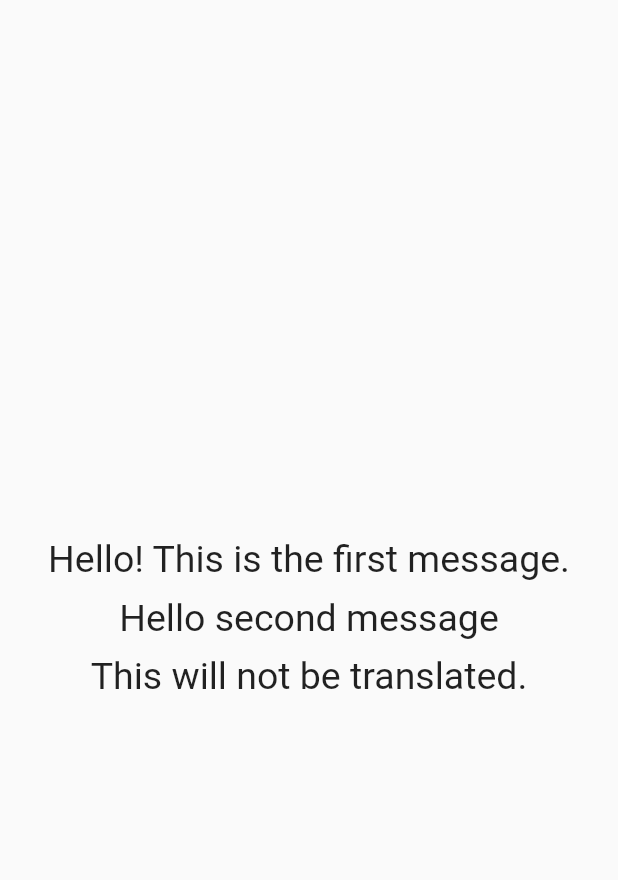
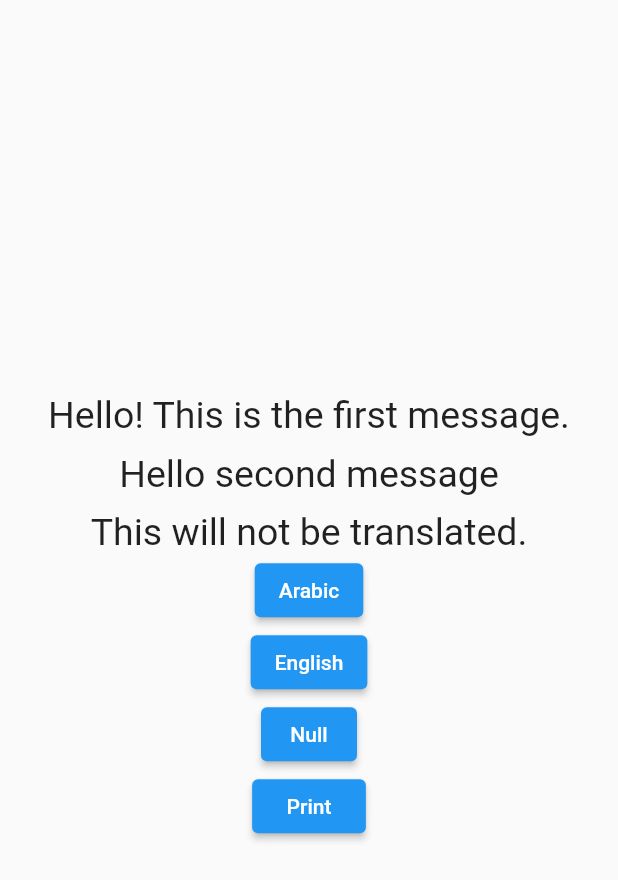
Before and after one commit to AshrafWzza/localization, a Flutter app: the screen it shows after launch, on a phone screen of 412 x 824 dp. Shown: the top 880 px of the screen. Run offline on Flutter 3.47's test engine with Material 2 defaults, Android fonts, the phone set to English and light mode, and no system bars; our stand-ins replace shared_preferences.

Commit message:
Localization based on system language and your choice from the app

```diff
--- a/lib/config/local/app_localizations.dart
+++ b/lib/config/local/app_localizations.dart
@@ -5,6 +5,7 @@ import 'package:flutter/cupertino.dart';
 import 'package:flutter/material.dart';
 import 'package:flutter/services.dart';
 import 'package:flutter_localizations/flutter_localizations.dart';
+import 'package:shared_preferences/shared_preferences.dart';
 
 class AppLocalizations {
   final Locale locale;
@@ -71,6 +72,8 @@ class AppLocalizationsSetup {
   static const Iterable<Locale> supportedLocales = [
     Locale('en'),
     Locale('ar'),
+    /*Locale('en', 'US'),
+    Locale('sk', 'SK'),*/
   ];
 
   static const Iterable<LocalizationsDelegate<dynamic>> localizationsDelegates =
@@ -98,7 +101,22 @@ class AppLocalizationsSetup {
     return supportedLocales.first;
   }
 
-  static Locale? defaultLocale(Locale? locale) {
+ /* Future<Locale?> getSavedLanguage() async {
+    final prefs = await SharedPreferences.getInstance();
+    final lang = prefs.getString('languagePreferences');
+    if (lang != null) {
+      return Locale(lang);
+    }
+    return null;
+  }*/
+
+/*  Future<Locale?> defaultLocale(Locale? locale) async {
+    *//*  final savedLocale = await getSavedLanguage();
+    print('savedLocale 0 $savedLocale');
+    if (savedLocale != null) {
+      print('savedLocale 1 $savedLocale');
+      locale = savedLocale;
+    }*//*
     for (Locale supportedLocale in supportedLocales) {
       if (supportedLocale.languageCode == locale?.languageCode &&
           supportedLocale.countryCode == locale?.countryCode) {
@@ -106,5 +124,5 @@ class AppLocalizationsSetup {
       }
     }
     return supportedLocales.first;
-  }
+  }*/
 }
--- a/lib/main.dart
+++ b/lib/main.dart
@@ -1,11 +1,26 @@
 import 'package:flutter/material.dart';
+import 'package:shared_preferences/shared_preferences.dart';
 
 import 'config/local/app_localizations.dart';
 
-void main() => runApp(const MyApp());
+void main() => runApp(MyApp());
 
-class MyApp extends StatelessWidget {
-  const MyApp({super.key});
+class MyApp extends StatefulWidget {
+  MyApp({super.key});
+  String? preferredLanguage;
+
+  @override
+  State<MyApp> createState() => _MyAppState();
+}
+
+class _MyAppState extends State<MyApp> {
+  @override
+  Future<void> didChangeDependencies() async {
+    super.didChangeDependencies();
+    final prefs = await SharedPreferences.getInstance();
+    widget.preferredLanguage = prefs.getString('languagePreferences');
+    print('======${widget.preferredLanguage}');
+  }
 
   @override
   Widget build(BuildContext context) {
@@ -18,13 +33,19 @@ class MyApp extends StatelessWidget {
       supportedLocales: AppLocalizationsSetup.supportedLocales,
       // These delegates make sure that the localization data for the proper language is loaded
       localizationsDelegates: AppLocalizationsSetup.localizationsDelegates,
-      home: const MyHomePage(),
+      //localeResolutionCallback: AppLocalizationsSetup.localeResolutionCallback,
+
+      locale: widget.preferredLanguage != null
+          ? Locale(widget.preferredLanguage!)
+          : null,
+      home: MyHomePage(),
     );
   }
 }
 
+/*
 class MyHomePage extends StatelessWidget {
-  const MyHomePage({super.key});
+  MyHomePage({super.key});
 
   @override
   Widget build(BuildContext context) {
@@ -59,3 +80,98 @@ class MyHomePage extends StatelessWidget {
     );
   }
 }
+*/
+class MyHomePage extends StatefulWidget {
+  MyHomePage({super.key});
+  String? preferredLanguage;
+
+  @override
+  State<MyHomePage> createState() => _MyHomePageState();
+}
+
+class _MyHomePageState extends State<MyHomePage> {
+  @override
+  void didChangeDependencies() async {
+    super.didChangeDependencies();
+    final prefs = await SharedPreferences.getInstance();
+    widget.preferredLanguage = prefs.getString('languagePreferences');
+    print('======${widget.preferredLanguage}');
+  }
+
+  @override
+  Widget build(BuildContext context) {
+    return Scaffold(
+      body: Center(
+        child: Padding(
+          padding: const EdgeInsets.all(8.0),
+          child: Column(
+            mainAxisSize: MainAxisSize.min,
+            children: <Widget>[
+              Text(
+                AppLocalizations.of(context)!.translate('first_string')!,
+                style: const TextStyle(fontSize: 25),
+                textAlign: TextAlign.center,
+              ),
+              const SizedBox(height: 10),
+              Text(
+                AppLocalizations.of(context)!.translate('second_string')!,
+                style: const TextStyle(fontSize: 25),
+                textAlign: TextAlign.center,
+              ),
+              const SizedBox(height: 10),
+              const Text(
+                'This will not be translated.',
+                style: TextStyle(fontSize: 25),
+                textAlign: TextAlign.center,
+              ),
+              ElevatedButton(
+                  onPressed: () async {
+                    final prefs = await SharedPreferences.getInstance();
+                    widget.preferredLanguage =
+                        prefs.getString('languagePreferences');
+                    print('Beforeee Arabic prefs ${widget.preferredLanguage}');
+                    await prefs.setString('languagePreferences', 'ar');
+                    widget.preferredLanguage =
+                        prefs.getString('languagePreferences');
+                    print('Afterrrr Arabic prefs ${widget.preferredLanguage}');
+                  },
+                  child: Text('Arabic')),
+              ElevatedButton(
+                  onPressed: () async {
+                    final prefs = await SharedPreferences.getInstance();
+                    widget.preferredLanguage =
+                        prefs.getString('languagePreferences');
+                    print('Beforeee English prefs ${widget.preferredLanguage}');
+                    await prefs.setString('languagePreferences', 'en');
+                    widget.preferredLanguage =
+                        prefs.getString('languagePreferences');
+                    print('Afterrrr English prefs ${widget.preferredLanguage}');
+                  },
+                  child: Text('English')),
+              ElevatedButton(
+                  onPressed: () async {
+                    final prefs = await SharedPreferences.getInstance();
+                    widget.preferredLanguage =
+                        prefs.getString('languagePreferences');
+                    print('Beforeee null prefs ${widget.preferredLanguage}');
+                    await prefs.remove('languagePreferences');
+                    widget.preferredLanguage =
+                        prefs.getString('languagePreferences');
+                    print('Afterrrr null prefs ${widget.preferredLanguage}');
+                  },
+                  child: Text('Null')),
+              ElevatedButton(
+                  onPressed: () async {
+                    final prefs = await SharedPreferences.getInstance();
+                    widget.preferredLanguage =
+                        prefs.getString('languagePreferences');
+                    print('Print  prefs ${widget.preferredLanguage}');
+                  },
+                  child: Text('  Print  ')),
+            ],
+          ),
+        ),
+      ),
+    );
+  }
+}
--- a/pubspec.yaml
+++ b/pubspec.yaml
@@ -15,6 +15,7 @@ dependencies:
     sdk: flutter
 
   cupertino_icons: ^1.0.2
+  shared_preferences: ^2.0.15
 
 dev_dependencies:
   flutter_test:
```
Also changed, not shown: pubspec.lock, 2 other files.
